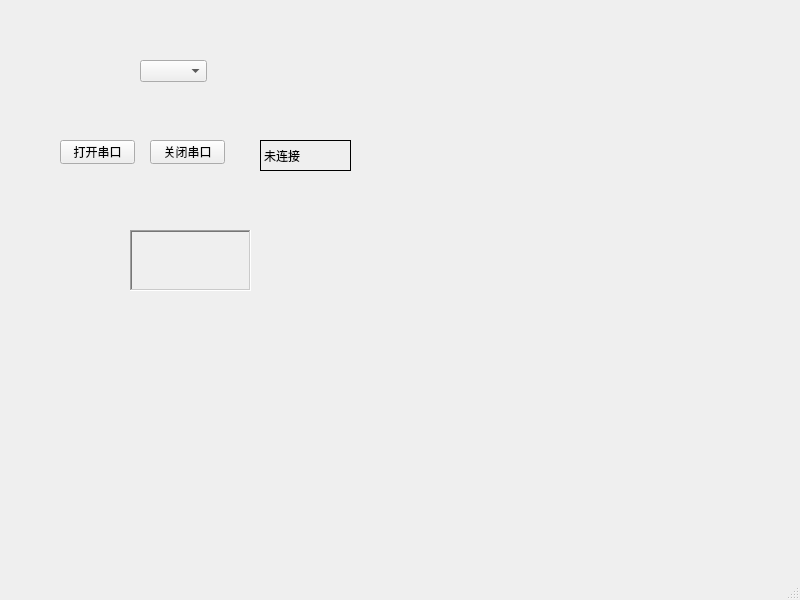
This is mainwindow.ui in mojimojimo/MyIndustrialHMI as Qt 5 draws it before an edit. The edited form follows.
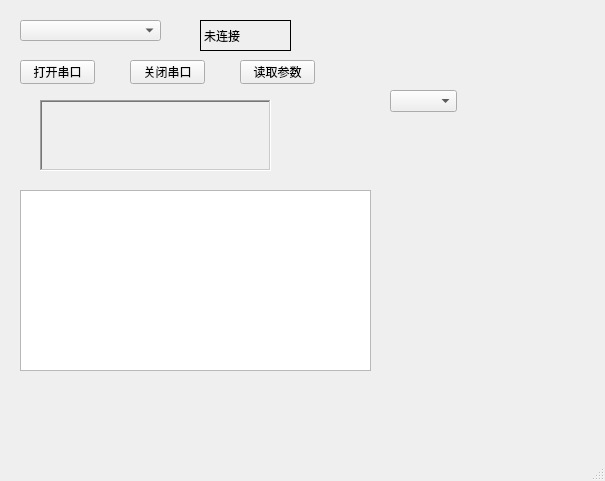
This is the edited form.

Commit message: 封包,简易ui,日志

```diff
--- a/mainwindow.ui
+++ b/mainwindow.ui
@@ -6,8 +6,8 @@
    <rect>
     <x>0</x>
     <y>0</y>
-    <width>800</width>
-    <height>600</height>
+    <width>605</width>
+    <height>481</height>
    </rect>
   </property>
   <property name="windowTitle">
@@ -17,10 +17,10 @@
    <widget class="QLabel" name="lblTemp">
     <property name="geometry">
      <rect>
-      <x>130</x>
-      <y>230</y>
-      <width>121</width>
-      <height>61</height>
+      <x>40</x>
+      <y>100</y>
+      <width>231</width>
+      <height>71</height>
      </rect>
     </property>
     <property name="frameShape">
@@ -36,18 +36,18 @@
    <widget class="QComboBox" name="portList">
     <property name="geometry">
      <rect>
-      <x>140</x>
-      <y>60</y>
-      <width>67</width>
-      <height>22</height>
+      <x>20</x>
+      <y>20</y>
+      <width>141</width>
+      <height>21</height>
      </rect>
     </property>
    </widget>
    <widget class="QPushButton" name="btnClose">
     <property name="geometry">
      <rect>
-      <x>150</x>
-      <y>140</y>
+      <x>130</x>
+      <y>60</y>
       <width>75</width>
       <height>24</height>
      </rect>
@@ -59,8 +59,8 @@
    <widget class="QPushButton" name="btnOpen">
     <property name="geometry">
      <rect>
-      <x>60</x>
-      <y>140</y>
+      <x>20</x>
+      <y>60</y>
       <width>75</width>
       <height>24</height>
      </rect>
@@ -72,8 +72,8 @@
    <widget class="QLabel" name="lblStatus">
     <property name="geometry">
      <rect>
-      <x>260</x>
-      <y>140</y>
+      <x>200</x>
+      <y>20</y>
       <width>91</width>
       <height>31</height>
      </rect>
@@ -85,6 +85,39 @@
      <string>未连接</string>
     </property>
    </widget>
+   <widget class="QComboBox" name="baudRateList">
+    <property name="geometry">
+     <rect>
+      <x>390</x>
+      <y>90</y>
+      <width>67</width>
+      <height>22</height>
+     </rect>
+    </property>
+   </widget>
+   <widget class="QPlainTextEdit" name="txtLog">
+    <property name="geometry">
+     <rect>
+      <x>20</x>
+      <y>190</y>
+      <width>351</width>
+      <height>181</height>
+     </rect>
+    </property>
+   </widget>
+   <widget class="QPushButton" name="btnSend">
+    <property name="geometry">
+     <rect>
+      <x>240</x>
+      <y>60</y>
+      <width>75</width>
+      <height>24</height>
+     </rect>
+    </property>
+    <property name="text">
+     <string>读取参数</string>
+    </property>
+   </widget>
   </widget>
   <widget class="QMenuBar" name="menubar">
    <property name="geometry">
```
Left out of the diff: 2 changed lines with no effect on the pictures. The commit also changes 2 other files.
